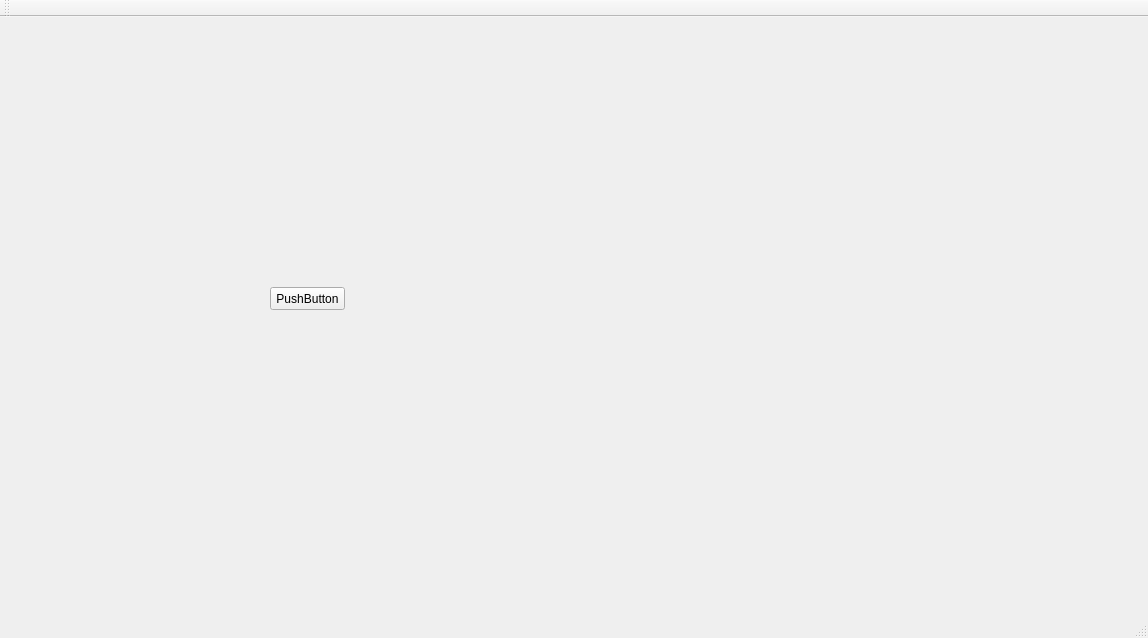
Qt form mainwindow.ui (firecruiser/project1) before a commit.
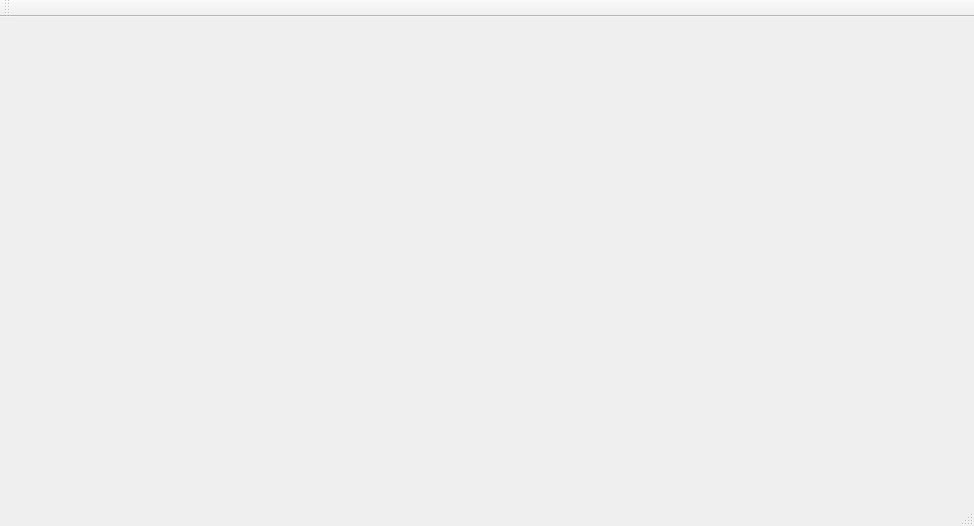
The same form after that commit.

Commit message: reset to empty main window gui

```diff
--- a/mainwindow.ui
+++ b/mainwindow.ui
@@ -6,28 +6,14 @@
    <rect>
     <x>0</x>
     <y>0</y>
-    <width>1148</width>
-    <height>638</height>
+    <width>974</width>
+    <height>526</height>
    </rect>
   </property>
   <property name="windowTitle">
    <string>MainWindow</string>
   </property>
-  <widget class="QWidget" name="centralWidget">
-   <widget class="QPushButton" name="pushButton">
-    <property name="geometry">
-     <rect>
-      <x>270</x>
-      <y>270</y>
-      <width>75</width>
-      <height>23</height>
-     </rect>
-    </property>
-    <property name="text">
-     <string>PushButton</string>
-    </property>
-   </widget>
-  </widget>
+  <widget class="QWidget" name="centralWidget"/>
   <widget class="QMenuBar" name="menuBar">
    <property name="geometry">
     <rect>
```
Left out of the diff: 2 changed lines with no effect on the pictures. The commit also changes 2 other files.
